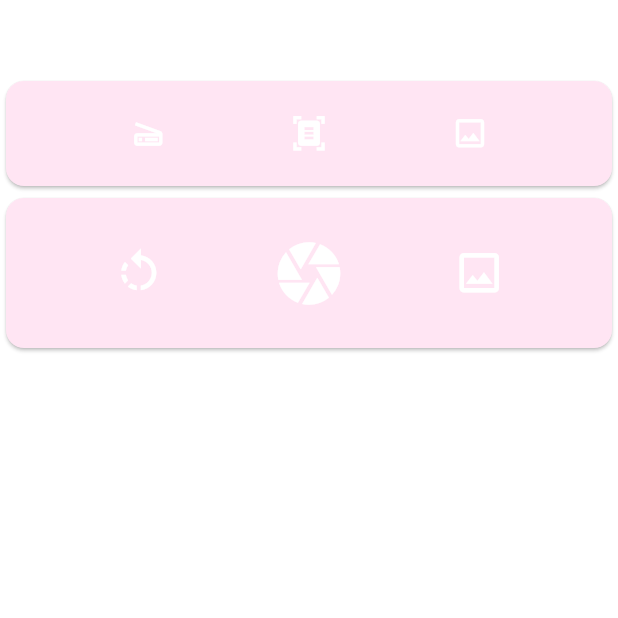
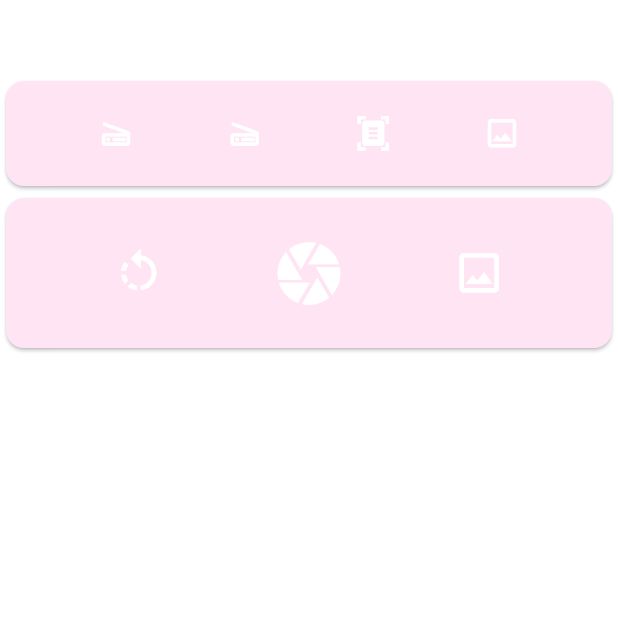
Before and after one commit to light-c0d3/GaiaCuraXX, a Flutter app: the screen it shows after launch, on a phone screen of 412 x 824 dp, the top half of it. Run offline on Flutter 3.47's test engine with Material 3 defaults, Android fonts, the phone set to English and light mode, and no system bars.

Commit message:
scanner changes

```diff
--- a/gaiacura/lib/scanner.dart
+++ b/gaiacura/lib/scanner.dart
@@ -22,6 +22,16 @@ class _ScannerState extends State<Scanner> {
               child: Row(
                 mainAxisAlignment: MainAxisAlignment.spaceEvenly,
                 children: [
+                  InkWell(
+                    child: const Icon(
+                      Icons.scanner_outlined,
+                      size: 25,
+                      color: Colors.white,
+                    ),
+                    onTap: () {
+                      // code to scan
+                    },
+                  ),
                   InkWell(
                     child: const Icon(
                       Icons.scanner_outlined,
```
